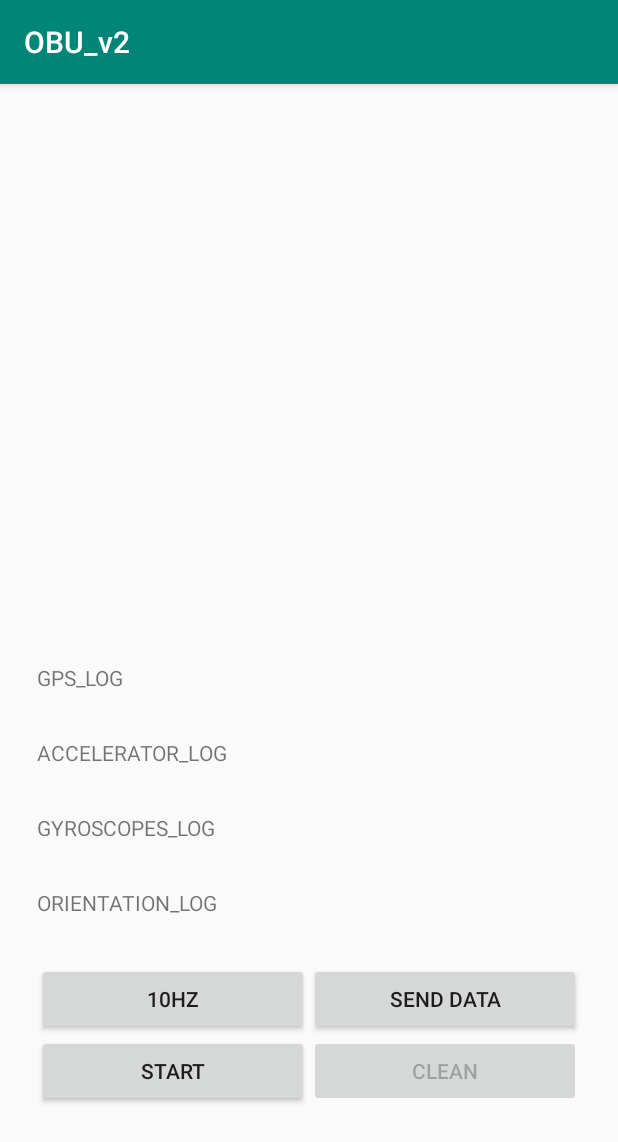
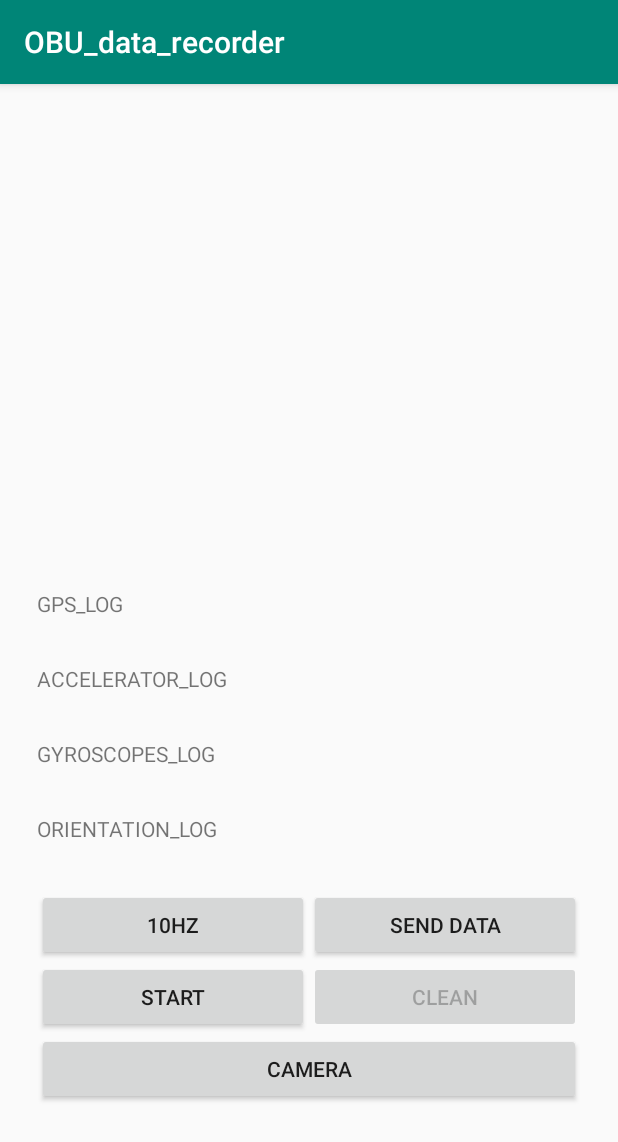
Before and after one commit to xuan85426/OBU_datarecorder, an Android app: the screen it shows after launch (MainActivity), on a phone screen of 412 x 824 dp. Shown: the top 1142 px of the screen. Run offline under Robolectric (Android 15) with nearby library versions, the phone set to English and light mode, and no system bars.

Commit message:
camera add: failed
TODO:
code clean

```diff
--- a/app/build.gradle
+++ b/app/build.gradle
@@ -4,7 +4,7 @@ android {
     compileSdkVersion 29
     buildToolsVersion "29.0.2"
     defaultConfig {
-        applicationId "com.example.obu_v2"
+        applicationId "obu.data_recorder"
         minSdkVersion 24
         targetSdkVersion 29
         versionCode 1
--- a/app/src/main/java/com/example/obu_v2/MainActivity.java
+++ b/app/src/main/java/com/example/obu_data_recorder/MainActivity.java
@@ -1,14 +1,12 @@
-package com.example.obu_v2;
+package com.example.obu_data_recorder;
 
-import androidx.appcompat.app.AlertDialog;
+import androidx.annotation.Nullable;
 import androidx.appcompat.app.AppCompatActivity;
 import androidx.core.app.ActivityCompat;
 import androidx.core.content.FileProvider;
 
-import android.Manifest;
 import android.annotation.SuppressLint;
 import android.app.Activity;
-import android.content.DialogInterface;
 import android.content.Intent;
 import android.content.pm.PackageManager;
 import android.hardware.Sensor;
@@ -21,7 +19,7 @@ import android.location.LocationListener;
 import android.location.LocationManager;
 import android.net.Uri;
 import android.os.Bundle;
-import android.provider.Settings;
+import android.provider.MediaStore;
 import android.text.method.ScrollingMovementMethod;
 import android.view.MotionEvent;
 import android.view.View;
@@ -29,17 +27,11 @@ import android.widget.Button;
 import android.widget.TextView;
 import android.widget.Toast;
 
-import java.io.BufferedReader;
 import java.io.BufferedWriter;
 import java.io.File;
 import java.io.FileWriter;
-import java.io.InputStream;
-import java.io.InputStreamReader;
-import java.sql.Time;
-import java.text.SimpleDateFormat;
 import java.util.ArrayList;
 import java.util.Arrays;
-import java.util.Date;
 import java.util.List;
 import java.util.Timer;
 import java.util.TimerTask;
@@ -57,7 +49,7 @@ public class MainActivity extends AppCompatActivity implements SensorEventListen
     private TextView history_gyro_data;
     private TextView orientation;
     private TextView history_ori_data;
-    private Button button_copy;
+    private Button button_send;
     private Button button_start;
     private Button button_freq;
     private Button button_clean;
@@ -70,6 +62,9 @@ public class MainActivity extends AppCompatActivity implements SensorEventListen
     private File output_gyro;
     private File output_ori;
     private File output_linear_acc;
+
+    private static int VIDEO_REQUEST = 101;
+    private Uri videoUri;
 
     private Timer mTimer;
 
@@ -84,8 +79,6 @@ public class MainActivity extends AppCompatActivity implements SensorEventListen
 
 
     // new container
-    private float[] jerk = new float[3];
-    private float[] last_acc = new float[3];
     private double lat, lng, speed, bear, alt;
     private final float[] accelerometerReading = new float[3];
     private final float[] gyroscopeReading = new float[3];
@@ -121,15 +114,15 @@ public class MainActivity extends AppCompatActivity implements SensorEventListen
     protected void onCreate(Bundle savedInstanceState) {
         super.onCreate(savedInstanceState);
         setContentView(R.layout.activity_main);
-        current_gps = findViewById(R.id.lblGPS);
-        history_gps_data = findViewById(R.id.lblRecord_gps);
-        accelerometers = findViewById(R.id.lblAcc);
-        history_acc_data = findViewById(R.id.lblRecord_acc);
-        gyroscopes = findViewById(R.id.lblgyro);
-        history_gyro_data = findViewById(R.id.lblRecord_gyro);
-        orientation = findViewById(R.id.lblori);
-        history_ori_data = findViewById(R.id.lblRecord_ori);
-        button_copy = findViewById(R.id.btn_copy);
+        current_gps = findViewById(R.id.lbl_GPS);
+        history_gps_data = findViewById(R.id.lbl_Record_gps);
+        accelerometers = findViewById(R.id.lbl_Acc);
+        history_acc_data = findViewById(R.id.lbl_Record_acc);
+        gyroscopes = findViewById(R.id.lbl_Gyro);
+        history_gyro_data = findViewById(R.id.lbl_Record_gyro);
+        orientation = findViewById(R.id.lbl_Ori);
+        history_ori_data = findViewById(R.id.lbl_Record_ori);
+        button_send = findViewById(R.id.btn_send);
         button_start = findViewById(R.id.btn_start);
         button_freq = findViewById(R.id.btn_freq);
         button_clean = findViewById(R.id.btn_clean);
@@ -192,7 +185,7 @@ public class MainActivity extends AppCompatActivity implements SensorEventListen
             }
         });
 
-        button_copy.setOnClickListener(new View.OnClickListener() {
+        button_send.setOnClickListener(new View.OnClickListener() {
             @Override
             public void onClick(View v) {
                 sendOutFile();
@@ -257,7 +250,7 @@ public class MainActivity extends AppCompatActivity implements SensorEventListen
                         // Log.e("what", "GPS error" + sex.getMessage());
                         Toast.makeText(MainActivity.this, "Cannot get gps", Toast.LENGTH_SHORT).show();
                     }
-                    button_copy.setEnabled(false);
+                    button_send.setEnabled(false);
                     button_start.setText("Stop");
 
                     mTimer = new Timer();
@@ -276,7 +269,7 @@ public class MainActivity extends AppCompatActivity implements SensorEventListen
                     // unregister sensor
                     lc.removeUpdates(ll);
 
-                    button_copy.setEnabled(true);
+                    button_send.setEnabled(true);
                     button_start.setText("Start");
                     mTimer.cancel();
                 }
@@ -409,18 +402,6 @@ public class MainActivity extends AppCompatActivity implements SensorEventListen
                 default:
                     break;
             }
-//            if(event.sensor.getType() == Sensor.TYPE_LINEAR_ACCELERATION){
-//                System.arraycopy(event.values, 0, linear_accelerometerReading, 0, linear_accelerometerReading.length);
-//            }
-//            else if(event.sensor.getType() == Sensor.TYPE_ACCELEROMETER){
-//                System.arraycopy(event.values, 0, accelerometerReading, 0, accelerometerReading.length);
-//            }
-//            else if(event.sensor.getType() == Sensor.TYPE_GYROSCOPE){
-//                System.arraycopy(event.values, 0, gyroscopeReading, 0, gyroscopeReading.length);
-//            }
-//            else if(event.sensor.getType() == Sensor.TYPE_MAGNETIC_FIELD){
-//                System.arraycopy(event.values, 0, magnetometerReading, 0, magnetometerReading.length);
-//            }
         }
     }
     public void updateOrientationAngles() {
@@ -429,6 +410,20 @@ public class MainActivity extends AppCompatActivity implements SensorEventListen
         SensorManager.getOrientation(rotationMatrix, orientationAngles);
     }
     public void onAccuracyChanged(Sensor sensor, int accuracy){ }
+
+    public void captureVideo(View view) {
+        Intent videoIntent = new Intent(MediaStore.ACTION_VIDEO_CAPTURE);
+        if(videoIntent.resolveActivity(getPackageManager()) != null){
+            startActivityForResult(videoIntent, VIDEO_REQUEST);
+        }
+    }
+
+    @Override
+    protected void onActivityResult(int requestCode, int resultCode, @Nullable Intent data) {
+        if(requestCode == VIDEO_REQUEST && resultCode == RESULT_OK){
+            videoUri = data.getData();
+        }
+    }
 
     private class MyLocationListener implements LocationListener {
         @SuppressLint("SetTextI18n")
--- a/app/src/main/res/layout/activity_main.xml
+++ b/app/src/main/res/layout/activity_main.xml
@@ -1,17 +1,11 @@
 <?xml version="1.0" encoding="utf-8"?>
-<androidx.constraintlayout.widget.ConstraintLayout xmlns:android="http://schemas.android.com/apk/res/android"
+<androidx.constraintlayout.widget.ConstraintLayout
+    xmlns:android="http://schemas.android.com/apk/res/android"
     xmlns:app="http://schemas.android.com/apk/res-auto"
     xmlns:tools="http://schemas.android.com/tools"
     android:layout_width="match_parent"
     android:layout_height="match_parent"
     tools:context=".MainActivity">
-    <LinearLayout
-        android:layout_width="match_parent"
-        android:layout_height="match_parent"
-        android:orientation="horizontal"
-        app:layout_constraintBottom_toBottomOf="parent"
-        app:layout_constraintTop_toTopOf="parent"
-        tools:layout_editor_absoluteX="1dp">
 
     <ScrollView
         android:id="@+id/scrollView3"
@@ -38,14 +32,14 @@
                 android:layout_height="match_parent">
 
                 <TextView
-                        android:id="@+id/lblGPS"
+                    android:id="@+id/lbl_GPS"
                     android:layout_width="181dp"
                     android:layout_height="150dp"
                     tools:layout_editor_absoluteX="20dp"
                     tools:layout_editor_absoluteY="34dp" />
 
                 <TextView
-                        android:id="@+id/lblori"
+                    android:id="@+id/lbl_Ori"
                     android:layout_width="181dp"
                     android:layout_height="150dp"
                     tools:layout_editor_absoluteX="217dp"
@@ -57,16 +51,16 @@
                 android:layout_height="match_parent">
 
                 <TextView
-                        android:id="@+id/lblAcc"
+                    android:id="@+id/lbl_Acc"
                     android:layout_width="181dp"
-                        android:layout_height="150dp"
+                    android:layout_height="100dp"
                     tools:layout_editor_absoluteX="20dp"
                     tools:layout_editor_absoluteY="140dp" />
 
                 <TextView
-                        android:id="@+id/lblgyro"
+                    android:id="@+id/lbl_Gyro"
                     android:layout_width="181dp"
-                        android:layout_height="150dp"
+                    android:layout_height="100dp"
                     tools:layout_editor_absoluteX="185dp"
                     tools:layout_editor_absoluteY="140dp" />
             </TableRow>
@@ -76,12 +70,12 @@
                 android:layout_height="match_parent">
 
                 <TextView
-                        android:id="@+id/lblRecord_gps"
+                    android:id="@+id/lbl_Record_gps"
                     android:layout_width="wrap_content"
                     android:layout_height="50dp"
                     android:layout_span="2"
                     android:scrollbars="vertical"
-                        android:text="GPS_LOG\n"
+                    android:text="@string/gps_log_n"
                     tools:layout_editor_absoluteX="5dp"
                     tools:layout_editor_absoluteY="299dp" />
 
@@ -92,12 +86,12 @@
                 android:layout_height="match_parent">
 
                 <TextView
-                        android:id="@+id/lblRecord_acc"
+                    android:id="@+id/lbl_Record_acc"
                     android:layout_width="wrap_content"
                     android:layout_height="50dp"
                     android:layout_span="2"
                     android:scrollbars="vertical"
-                        android:text="ACCELERATOR_LOG\n"
+                    android:text="@string/accelerator_log_n"
                     tools:layout_editor_absoluteX="20dp"
                     tools:layout_editor_absoluteY="405dp" />
             </TableRow>
@@ -107,12 +101,12 @@
                 android:layout_height="match_parent">
 
                 <TextView
-                        android:id="@+id/lblRecord_gyro"
+                    android:id="@+id/lbl_Record_gyro"
                     android:layout_width="wrap_content"
                     android:layout_height="50dp"
                     android:layout_span="2"
                     android:scrollbars="vertical"
-                        android:text="GYROSCOPES_LOG\n"
+                    android:text="@string/gyroscopes_log_n"
                     tools:layout_editor_absoluteX="20dp"
                     tools:layout_editor_absoluteY="520dp" />
             </TableRow>
@@ -122,12 +116,12 @@
                 android:layout_height="match_parent">
 
                 <TextView
-                        android:id="@+id/lblRecord_ori"
+                    android:id="@+id/lbl_Record_ori"
                     android:layout_width="wrap_content"
                     android:layout_height="50dp"
                     android:layout_span="2"
                     android:scrollbars="vertical"
-                        android:text="ORIENTATION_LOG\n"
+                    android:text="@string/orientation_log_n"
                     tools:layout_editor_absoluteX="20dp"
                     tools:layout_editor_absoluteY="520dp" />
 
@@ -146,11 +140,11 @@
                     tools:layout_editor_absoluteY="736dp" />
 
                 <Button
-                        android:id="@+id/btn_copy"
+                    android:id="@+id/btn_send"
                     android:layout_width="wrap_content"
                     android:layout_height="wrap_content"
                     android:enabled="true"
-                        android:text="Send data"
+                    android:text="@string/send_data"
                     tools:layout_editor_absoluteX="264dp"
                     tools:layout_editor_absoluteY="735dp" />
 
@@ -164,7 +158,7 @@
                     android:id="@+id/btn_start"
                     android:layout_width="wrap_content"
                     android:layout_height="wrap_content"
-                        android:text="Start"
+                    android:text="@string/start"
                     app:layout_constraintBottom_toBottomOf="parent"
                     app:layout_constraintEnd_toEndOf="parent"
                     app:layout_constraintHorizontal_bias="0.498"
@@ -175,15 +169,22 @@
                     android:enabled="false"
                     android:layout_width="wrap_content"
                     android:layout_height="wrap_content"
-                        android:text="Clean"
+                    android:text="@string/clean"
                     app:layout_constraintBottom_toBottomOf="parent"
                     app:layout_constraintEnd_toEndOf="parent"
                     app:layout_constraintHorizontal_bias="0.498"
                     app:layout_constraintStart_toStartOf="parent"
                     app:layout_constraintTop_toBottomOf="@+id/tableLayout" />
             </TableRow>
-
+            <TableRow>
+                <Button
+                    android:id="@+id/btn_camera"
+                    android:layout_width="wrap_content"
+                    android:layout_height="wrap_content"
+                    android:layout_span="2"
+                    android:text="Camera"
+                    android:onClick="captureVideo"/>
+            </TableRow>
         </TableLayout>
     </ScrollView>
-    </LinearLayout>
 </androidx.constraintlayout.widget.ConstraintLayout>
--- a/app/src/main/res/values/strings.xml
+++ b/app/src/main/res/values/strings.xml
@@ -1,3 +1,10 @@
 <resources>
-    <string name="app_name">OBU_v2</string>
+    <string name="app_name">OBU_data_recorder</string>
+    <string name="accelerator_log_n">ACCELERATOR_LOG</string>
+    <string name="gyroscopes_log_n">GYROSCOPES_LOG</string>
+    <string name="orientation_log_n">ORIENTATION_LOG</string>
+    <string name="send_data">Send data</string>
+    <string name="start">Start</string>
+    <string name="clean">Clean</string>
+    <string name="gps_log_n">GPS_LOG</string>
 </resources>
--- a/settings.gradle
+++ b/settings.gradle
@@ -1,2 +1 @@
 include ':app'
-rootProject.name='OBU_v2'
```
Also changed, not shown: app/src/main/AndroidManifest.xml (+5 -2 lines), 4 other files. Lines whose indentation alone changed are shown as unchanged.
